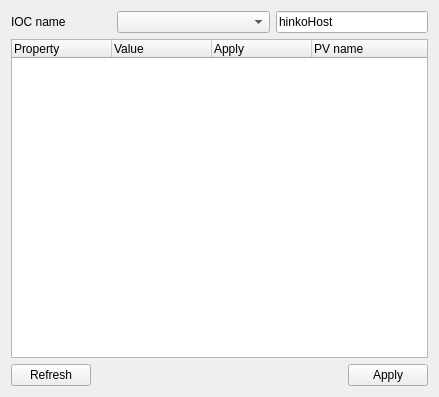
The window that pyRamid/trunk/src/ui/uiPanelSingleIOCParam.ui (hinxx/hiinks) describes before a commit, drawn with Qt 5.
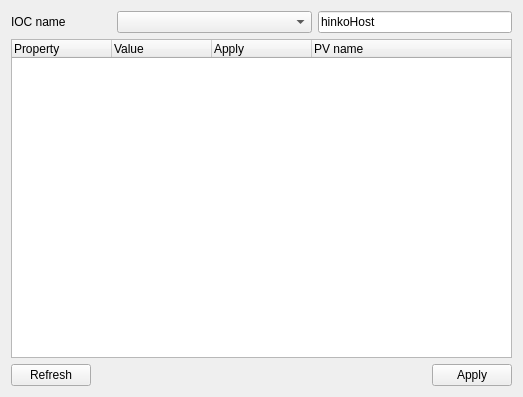
The same window after the commit.

What changed in the file:
```diff
--- a/pyRamid/trunk/src/ui/uiPanelSingleIOCParam.ui
+++ b/pyRamid/trunk/src/ui/uiPanelSingleIOCParam.ui
@@ -6,7 +6,7 @@
    <rect>
     <x>0</x>
     <y>0</y>
-    <width>439</width>
+    <width>523</width>
     <height>397</height>
    </rect>
   </property>
```
Left out of the diff: 2 changed lines with no effect on the pictures.
